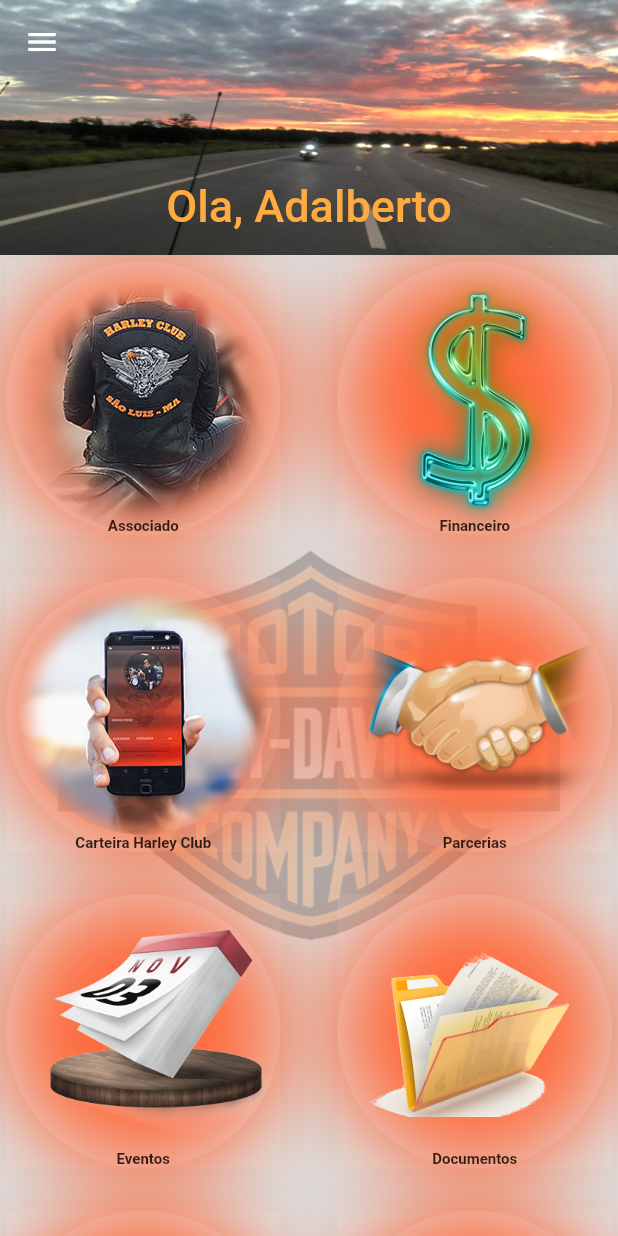
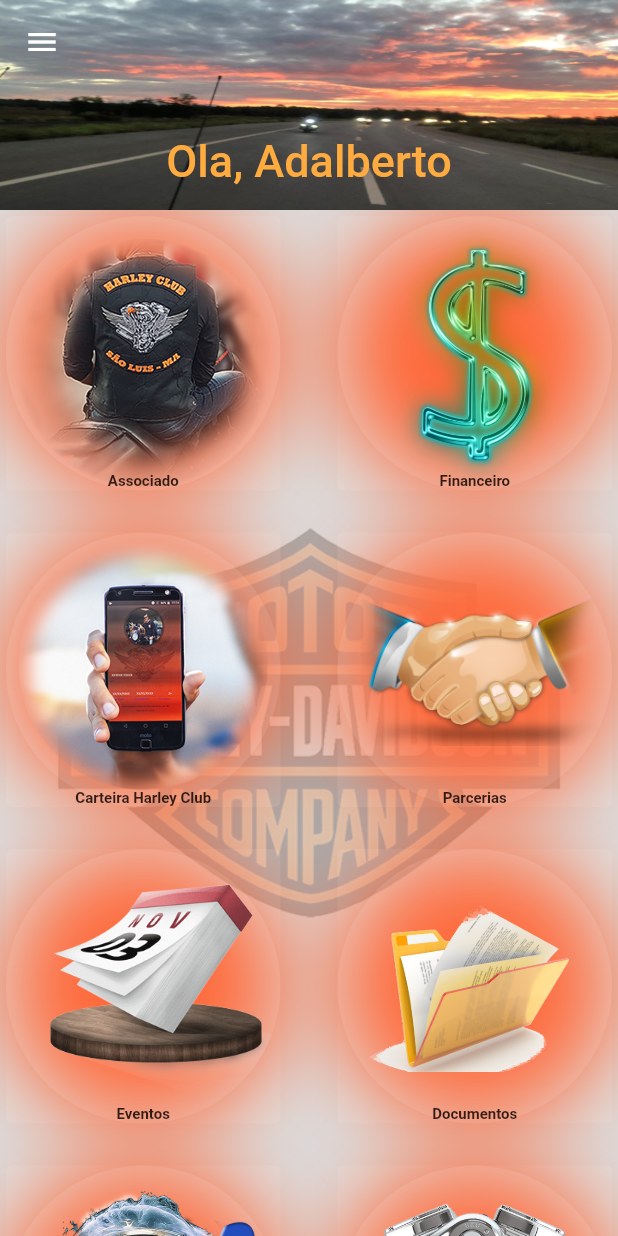
Before and after one commit to adalbertojr-git/hcslzapp-V0, a Flutter app: the screen it shows after launch, after a tap on the "arrow forward" icon, on a phone screen of 412 x 824 dp. Run offline on Flutter 3.47's test engine with Material 2 defaults, Android fonts, the phone set to English and light mode, and no system bars; our stand-ins replace flare_flutter, google_maps_flutter, location, table_calendar; missing offline and left inert: http_interceptor; network calls fail.

Commit message:
Alteraçao no inicio da execuçao (tela Splash estava dando erro nos campos de texto)
Signed-off-by: adalbertojr-git <atajr@lsdi.ufma.br>

```diff
--- a/lib/components/input.textfield.dart
+++ b/lib/components/input.textfield.dart
@@ -39,7 +39,6 @@
   Widget build(BuildContext context) {
     return Padding(
       padding: const EdgeInsets.all(5.0),
-      child: SingleChildScrollView(
       child: TextFormField(
         textCapitalization: TextCapitalization.words,
         obscureText: hidden != null ? hidden : false,
@@ -70,7 +69,6 @@
         validator: (value) {},
         maxLines: nLines != null ? nLines : 1,
       ),
-      ),
     );
   }
 
--- a/lib/main.dart
+++ b/lib/main.dart
@@ -1,5 +1,6 @@
 import 'package:flutter/material.dart';
 import 'package:hcslzapp/http/webclients/associated.webclient.dart';
+import 'package:hcslzapp/pages/login/login.dart';
 import 'package:hcslzapp/pages/login/splash.dart';
 
 import 'http/webclients/payment.webclient.dart';
@@ -42,10 +43,10 @@
 //    Intl.defaultLocale = 'pt_BR';
     return MaterialApp(
       debugShowCheckedModeBanner: false,
-      home: Splash(),
+      home: Login(),//Splash(),
       title: _titleAppBar,
       theme: ThemeData(
-        primaryColor: Colors.orange[900],
+        primaryColor: Colors.blue,//orange[900],
         hintColor: Colors.black,
 /*
         accentColor: Colors.orange[700],
--- a/lib/pages/about/about.dart
+++ b/lib/pages/about/about.dart
@@ -33,7 +33,7 @@
               child: Column(
             children: <Widget>[
               SizedBox (
-                height: 20.0,
+                height: 30.0,
               ),
               SizedBox(
                 height: 180.0,
--- a/lib/pages/dashboard/dashboard.dart
+++ b/lib/pages/dashboard/dashboard.dart
@@ -65,7 +65,7 @@
             pinned: this._pinned,
             snap: this._snap,
             floating: this._floating,
-            expandedHeight: 170.0,
+            expandedHeight: 140.0,
             backgroundColor: Colors.black,
             flexibleSpace: FlexibleSpaceBar(
               centerTitle: true,
--- a/lib/pages/dependent/dependent.add.dart
+++ b/lib/pages/dependent/dependent.add.dart
@@ -231,6 +231,7 @@
 
   void _save(BuildContext context) {
     //final int codigo = int.parse(_controladorCodigo.text);
+    debugPrint('Criando dependente...');
     final String nome = _controladorNome.text;
     final String email = _controladorEmail.text;
     final String telefone = _controladorTelefone.text;
--- a/lib/pages/login/login.dart
+++ b/lib/pages/login/login.dart
@@ -1,7 +1,7 @@
+import 'package:flare_flutter/flare_actor.dart';
 import 'package:flutter/material.dart';
 import 'package:flutter/services.dart';
 import 'package:hcslzapp/components/button.dart';
-import 'package:hcslzapp/components/hc.logo.dart';
 import 'package:hcslzapp/components/input.textfield.dart';
 import 'package:hcslzapp/pages/dashboard/dashboard.dart';
 import 'dart:async';
@@ -14,11 +14,20 @@
 const _labelPhone = 'Telefone *';
 const _labelEmail = 'Email *';
 
-class Login extends StatelessWidget {
+class Login extends StatefulWidget {
+  @override
+  _LoginState createState() => _LoginState();
+}
+
+class _LoginState extends State<Login> {
   final TextEditingController _controllerUser = TextEditingController();
+
   final TextEditingController _controllerPsw = TextEditingController();
+
   final TextEditingController _controllerName = TextEditingController();
+
   final TextEditingController _controllerPhone = TextEditingController();
+
   final TextEditingController _controllerEmail = TextEditingController();
 
   @override
@@ -37,7 +46,24 @@
           child: SingleChildScrollView(
             child: Column(
               children: <Widget>[
-                HcLogo(0.0),
+/*                SizedBox (
+                  height: 30.0,
+                ),
+                SizedBox(
+                  height: 180.0,
+                  child: Image.asset('assets/imgs/logo.png'),
+                ),*/
+                Container(
+                  width: MediaQuery.of(context).size.width, //double.infinity,
+                  height: 210,
+                  child: FlareActor(
+                    'assets/anims/splash.flr',
+                    alignment: Alignment.center,
+                    fit: BoxFit.fitWidth,
+                    isPaused: false,
+                    animation: 'animation-hc',
+                  ),
+                ),
                 Tabs(context),
               ],
             ),
@@ -48,9 +74,19 @@
   }
 
   Widget Tabs(BuildContext context) {
-    return Card(
-      elevation: 5.0,
-      color: Colors.white10,
+    return Container(
+      decoration: BoxDecoration(
+        border: Border.all(
+          color: Colors.black26,
+          width: 5,
+        ),
+        borderRadius: BorderRadius.circular(12),
+        gradient: LinearGradient(
+          colors: [Colors.white30, Colors.deepOrange],
+          begin: FractionalOffset.topLeft,
+          end: FractionalOffset.bottomRight,
+        ),
+      ),
       child: DefaultTabController(
         length: 3,
         child: Builder(
@@ -60,7 +96,7 @@
               children: <Widget>[
                 Container(
                   width: double.infinity,
-                  height: 335,
+                  height: MediaQuery.of(context).size.height - 260, //330,
                   child: IconTheme(
                     data: IconThemeData(
                       size: 128.0,
@@ -74,7 +110,9 @@
                     ),
                   ),
                 ),
-                TabPageSelector(),
+                TabPageSelector(
+                  selectedColor: Colors.black,
+                ),
               ],
             ),
           ),
@@ -91,7 +129,7 @@
             child: Text(
               'Login',
               style: TextStyle(
-                fontSize: 30.0,
+                fontSize: 20.0,
                 fontWeight: FontWeight.bold,
               ),
             ),
@@ -130,7 +168,7 @@
             child: Text(
               'Solicitar cadastro',
               style: TextStyle(
-                fontSize: 30.0,
+                fontSize: 20.0,
                 fontWeight: FontWeight.bold,
               ),
             ),
@@ -167,7 +205,7 @@
             child: Text(
               'Esqueci minha senha',
               style: TextStyle(
-                fontSize: 30.0,
+                fontSize: 20.0,
                 fontWeight: FontWeight.bold,
               ),
             ),
@@ -178,7 +216,7 @@
             icon: Icons.email,
             inputType: TextInputType.emailAddress,
           ),
-          SnackBarWidget(),
+          //SnackBarWidget(),
         ],
       ),
     );
@@ -201,7 +239,7 @@
   Widget build(BuildContext context) {
     return Button(Icons.send, onClick: () {
       final snackBar = SnackBar(
-        content: Text('Solicitaçao enviada. '
+        content: Text('Cadastro enviado para apreciaçao. \n'
             'Aguarde email com instruçoes de acesso.'),
         backgroundColor: Colors.black,
         duration: Duration(seconds: 5),
--- a/lib/pages/login/splash.dart
+++ b/lib/pages/login/splash.dart
@@ -36,13 +36,17 @@
             Container(
               width: double.infinity,
               height: 300,
-              child: FlareActor(
+              child: Text('Teste'),
+
+/*
+              FlareActor(
                   'assets/anims/splash.flr',
                 alignment: Alignment.center,
                 fit: BoxFit.contain,
                 isPaused: false,
                 animation: 'animation-hc',
               ),
+*/
             ),
           ],
         ),
--- a/pubspec.yaml
+++ b/pubspec.yaml
@@ -14,8 +14,8 @@
 version: 1.0.0+1
 
 environment:
-  #sdk: ">=2.1.0 <3.0.0"
-  sdk: ">=2.6.0 <3.0.0"
+  sdk: ">=2.1.0 <3.0.0"
+  #sdk: ">=2.6.0 <3.0.0"
 
 dependencies:
   flutter:
@@ -24,7 +24,7 @@
   http:
   http_interceptor:
   cached_network_image: ^2.0.0
-  url_launcher: ^5.5.0
+  url_launcher: ^5.7.2
   location: ^3.0.2
   location_permissions: ^3.0.0+1
   table_calendar: ^2.2.3
```
Also changed, not shown: lib/pages/login/signup.page.dart (added, +138 -0 lines), assets/imgs/logo.png, pubspec.lock, 1 other file. Lines whose indentation alone changed are shown as unchanged.
